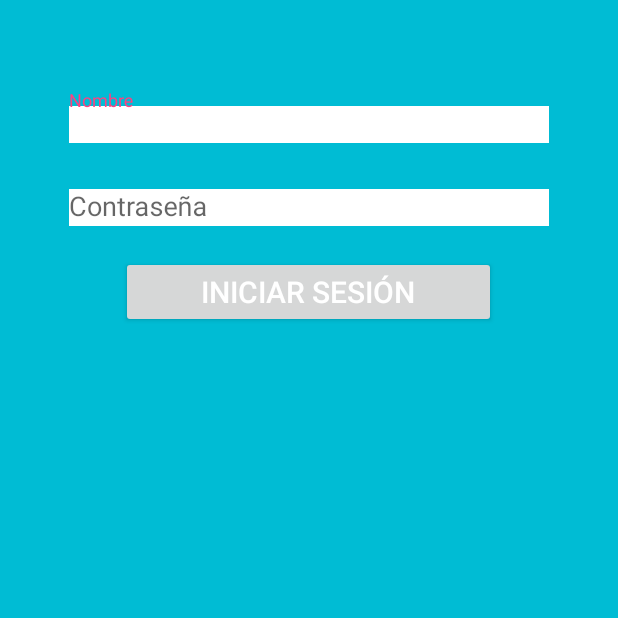
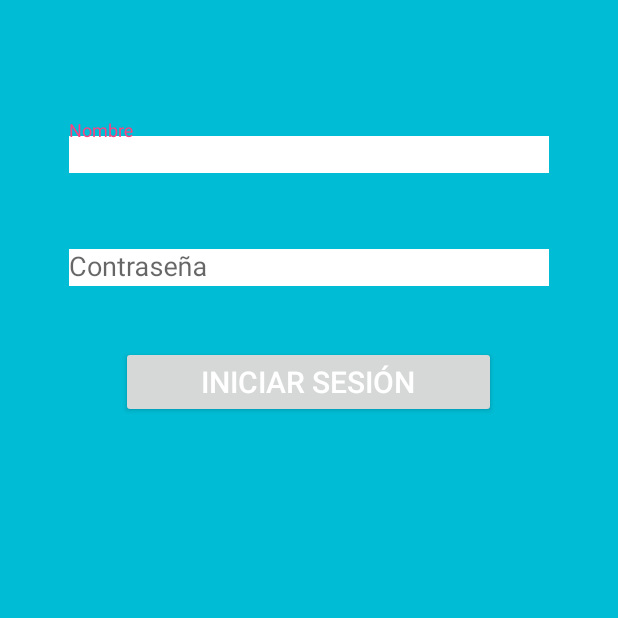
Before and after one commit to stephmorzan/FoodTracker, an Android app: the LoginActivity screen opened directly, with no data from a screen before it, on a phone screen of 412 x 824 dp, the top half of it. Run offline under Robolectric (Android 15) with nearby library versions, the phone set to English and light mode, and no system bars; libraries missing offline, so code that uses them is left out: com.dd.processbutton; plain views replace ActionProcessButton.

```diff
--- a/app/build.gradle
+++ b/app/build.gradle
@@ -33,5 +33,5 @@ dependencies {
     compile 'com.jakewharton:butterknife:7.0.1'
     compile 'com.squareup.retrofit:retrofit:2.0.0-beta1'
     compile 'com.squareup.retrofit:converter-gson:2.0.0-beta1'
-
+    compile 'de.hdodenhof:circleimageview:2.0.0'
 }
--- a/app/src/main/res/layout/activity_login.xml
+++ b/app/src/main/res/layout/activity_login.xml
@@ -31,6 +31,7 @@
             android:id="@+id/eteUserWrapperLogin"
             android:layout_width="wrap_content"
             android:layout_height="wrap_content"
+            android:layout_marginTop="20dp"
             android:layout_marginBottom="20dp">
 
             <EditText
@@ -47,7 +48,8 @@
             android:id="@+id/etePasswordWrapperLogin"
             android:layout_width="wrap_content"
             android:layout_height="wrap_content"
-            android:layout_marginBottom="20dp">
+            android:layout_marginBottom="20dp"
+            android:layout_marginTop="20dp">
 
             <EditText
                 android:id="@+id/etePasswordLogin"
@@ -63,6 +65,7 @@
             android:id="@+id/butLogin"
             android:layout_width="250dp"
             android:layout_height="wrap_content"
+            android:layout_marginTop="20dp"
             android:layout_marginBottom="16dp"
             android:text="Iniciar sesión"
             android:textColor="@color/ftc_bckgr_editText"
```
Also changed, not shown: app/src/main/res/layout/fragment_botones.xml (+12 -9 lines), 1 other file.
